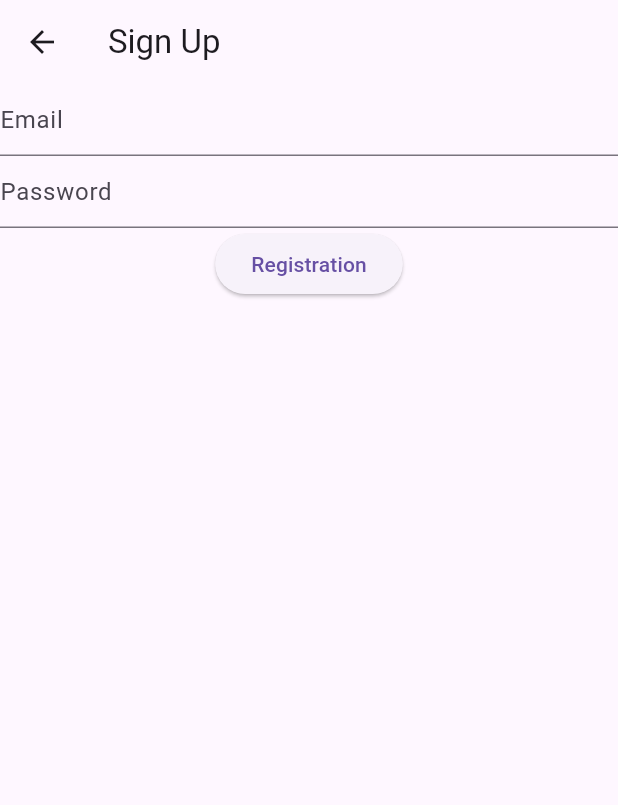
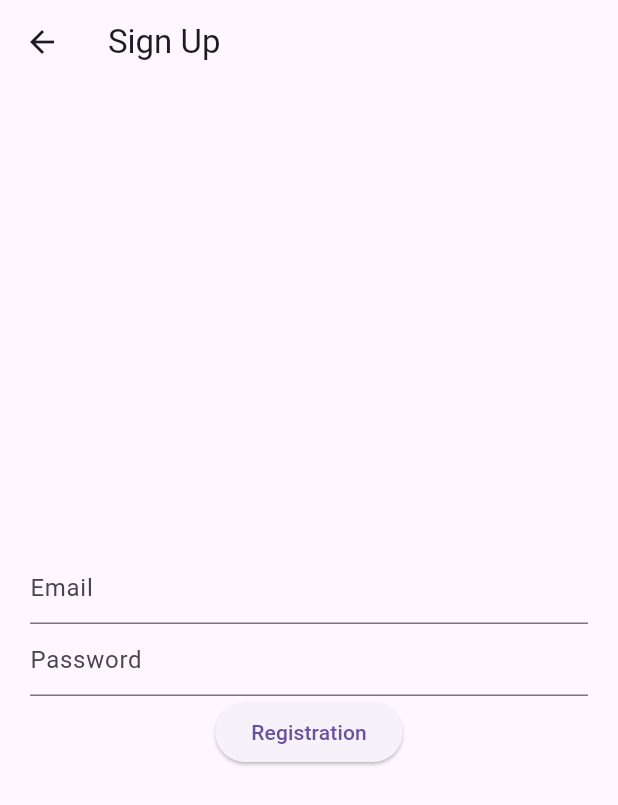
Before and after one commit to araful39/Tracking-App, a Flutter app: the screen it shows after launch, after a tap on "Signup", on a phone screen of 412 x 824 dp. Shown: the top 805 px of the screen. Run offline on Flutter 3.47's test engine with Material 3 defaults, Android fonts, the phone set to English and light mode, and no system bars; our stand-ins replace cloud_firestore, firebase_auth, firebase_core, geolocator, get, google_maps_flutter; accounts and stored records are empty.

```diff
--- a/lib/screen/sing_in.dart
+++ b/lib/screen/sing_in.dart
@@ -14,7 +14,12 @@ class SingInScreen extends StatelessWidget {
     TextEditingController passController = TextEditingController();
     return Scaffold(
       appBar: AppBar(title: const Text("Login")),
-      body: Column(
+      body: Padding(
+        padding: const EdgeInsets.symmetric(horizontal: 20),
+        child: Center(
+          child: Column(
+            mainAxisAlignment: MainAxisAlignment.center,
+
             children: [
               TextField(
                 decoration: const InputDecoration(hintText: 'Email'),
@@ -45,6 +50,8 @@ class SingInScreen extends StatelessWidget {
               ),
             ],
           ),
+        ),
+      ),
     );
   }
 }
--- a/lib/screen/sing_up.dart
+++ b/lib/screen/sing_up.dart
@@ -12,7 +12,11 @@ class SingUp extends StatelessWidget {
     TextEditingController passController = TextEditingController();
     return Scaffold(
       appBar: AppBar(title: const Text("Sign Up")),
-      body: Column(
+      body: Padding(
+        padding: const EdgeInsets.symmetric(horizontal: 20),
+        child: Center(
+          child: Column(
+            mainAxisAlignment: MainAxisAlignment.center,
             children: [
               TextField(
                 decoration: const InputDecoration(hintText: 'Email'),
@@ -37,6 +41,8 @@ class SingUp extends StatelessWidget {
               )
             ],
           ),
+        ),
+      ),
     );
   }
 }
```
Also changed, not shown: lib/controller/auth_controller.dart (+2 -12 lines), lib/controller/location_controller.dart (+26 -59 lines), lib/screen/home.dart (+14 -17 lines). Lines whose indentation alone changed are shown as unchanged.
